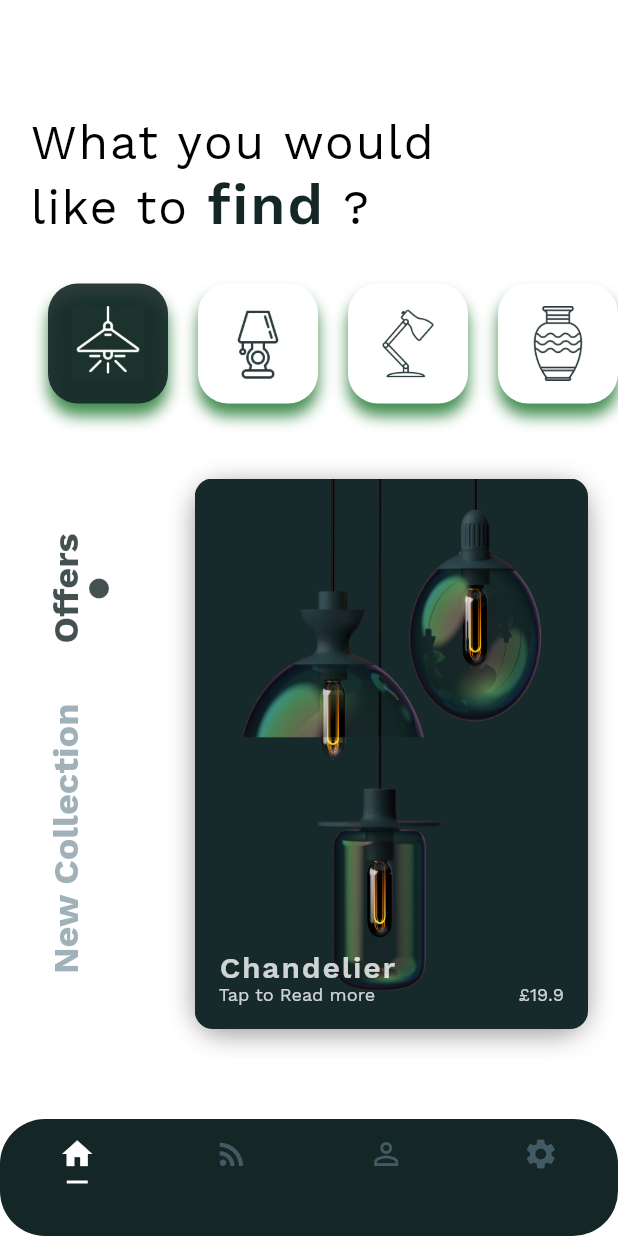
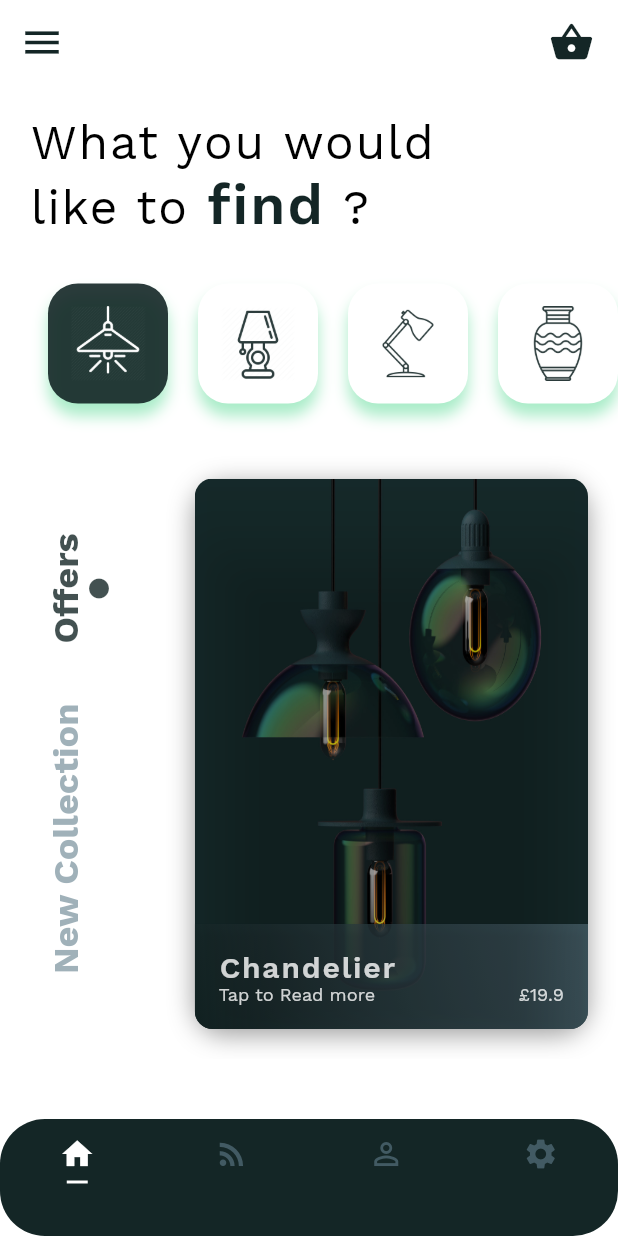
Before and after one commit to firovski/flutter_lamps_ui_demo, a Flutter app: the screen it shows after launch, on a phone screen of 412 x 824 dp. Run offline on Flutter 3.47's test engine with Material 2 defaults, Android fonts, the phone set to English and light mode, and no system bars.

Commit message:
- Added details screen - Added SliverList - Managed the sticky title in the SliverList
Signed-off-by: Firas Trabelsi <trabelsii.firas@gmail.com>

```diff
--- a/lib/models/menu_items.dart
+++ b/lib/models/menu_items.dart
@@ -2,16 +2,49 @@ class Lamp {
   final String name;
   final String price;
   final String imagePath;
+  final String description;
 
-  Lamp(this.name, this.price, this.imagePath);
+  Lamp(this.name, this.price, this.imagePath, this.description);
 }
+List Lamps = [
+  Lamp("Chandelier", "£19.9", "assets/images/lamp.jpg", desc),
+  Lamp("Lamp", "£19.9", "assets/images/lamp_1.jpg", desc),
+  Lamp("Mason Jar Light", "£19.9", "assets/images/lamp_2.jpg", desc),
+  Lamp("Sculptural Glass", "£19.9", "assets/images/lamp_3.jpg", desc),
+  Lamp("Lamp glass", "£19.9", "assets/images/lamp_4.jpg", desc),
+  Lamp("Nothing light", "£19.9", "assets/images/lamp_5.jpg", desc),
+  Lamp("The sun", "£19.9", "assets/images/lamp_6.jpg", desc),
+];
 
-List Lamps = [
-  Lamp("Chandelier", "£19.9", "assets/images/lamp.jpg"),
-  Lamp("Lamp", "£19.9", "assets/images/lamp_1.jpg"),
-  Lamp("Mason Jar Light", "£19.9", "assets/images/lamp_2.jpg"),
-  Lamp("Sculptural Glass", "£19.9", "assets/images/lamp_3.jpg"),
-  Lamp("Lamp glass", "£19.9", "assets/images/lamp_4.jpg"),
-  Lamp("Nothing light", "£19.9", "assets/images/lamp_5.jpg"),
-  Lamp("The sun", "£19.9", "assets/images/lamp_6.jpg"),
+List LampsDesck = [
+  Lamp("Lamp", "£19.9", "assets/images/desck_1.jpg", desc),
+  Lamp("Mason Jar Light", "£19.9", "assets/images/desck_2.jpg", desc),
+  Lamp("Sculptural Glass", "£19.9", "assets/images/desck_3.jpg", desc),
+  Lamp("Lamp glass", "£19.9", "assets/images/desck_4.jpg", desc),
+  Lamp("Nothing light", "£19.9", "assets/images/desck_5.jpg", desc),
 ];
+
+final desc = "Sure to enhance the architectural attributes of your home or office, this lamp from the latest collection of R@DIANT is a great choice." +
+    "\n" +
+    "Made from a premium quality material, this lamp can be used purely as a charming decorative piece." +
+    "\n" +
+    "This amazingly beautiful lighting option has been created with quality and utility." +
+    "\n" +
+    "In addition, its lovely structure will surely attract a lot of onlookers." +
+    "\n" +
+    "Further, this pretty lamp will enrich the look of any space giving it a visually delightful approach." +
+    "\n" +
+    "Product adds luxurious touch to your home decor with this classy Light Lamp." +
+    "\n" +
+    "Made from a premium quality material, this lamp can be used purely as a charming decorative piece." +
+    "\n" +
+    "This amazingly beautiful lighting option has been created with quality and utility." +
+    "\n" +
+    "In addition, its lovely structure will surely attract a lot of onlookers." +
+    "\n" +
+    "Further, this pretty lamp will enrich the look of any space giving it a visually delightful approach." +
+    "\n" +
+    "Product adds luxurious touch to your home decor with this classy Light Lamp." +
+    "\n" +
+
+    "All parts have a long lasting finish and durability.";
--- a/lib/pages/home_listing_screen.dart
+++ b/lib/pages/home_listing_screen.dart
@@ -1,3 +1,5 @@
+import 'dart:math';
+
 import 'package:flutter/material.dart';
 import 'package:flutter_lamps_ui_demo/models/menu_items.dart';
 import 'package:flutter_lamps_ui_demo/styleguide.dart';
@@ -12,6 +14,8 @@ class _HomeScreenState extends State<HomeScreen> {
   PageController _pageController;
   int currentPage = 0;
   int currentMenu = 0;
+  List lampsContent = Lamps;
+  List lampsContentTemp = Lamps;
   bool modeState = true;
   final List<String> catalogPath = [
     "assets/images/lamp2.png",
@@ -38,6 +42,7 @@ class _HomeScreenState extends State<HomeScreen> {
         leading: Icon(
           Icons.menu,
           size: 30,
+          color: Color(0xff142626),
         ),
         actions: <Widget>[
           Padding(
@@ -45,6 +50,8 @@ class _HomeScreenState extends State<HomeScreen> {
             child: Icon(
               Icons.shopping_basket,
               size: 30,
+              color: Color(0xff142626),
+
             ),
           )
         ],
@@ -140,6 +147,8 @@ class _HomeScreenState extends State<HomeScreen> {
                             onTap: () {
                               setState(() {
                                 modeState = !modeState;
+                                lampsContent = lampsContentTemp;
+                                currentPage = 0;
                               });
                             },
                             child: RotatedBox(
@@ -179,6 +188,11 @@ class _HomeScreenState extends State<HomeScreen> {
                             onTap: () {
                               setState(() {
                                 modeState = !modeState;
+                                //sublist
+                                lampsContent = new List.from(
+                                    lampsContentTemp.where((i) =>
+                                        Random.secure().nextBool()));
+                                currentPage = 0;
                               });
                             },
                             child: RotatedBox(
@@ -221,8 +235,8 @@ class _HomeScreenState extends State<HomeScreen> {
                       controller: _pageController,
                       children: <Widget>[
                         for (var i = 0; // ignore: sdk_version_ui_as_code,
-                        i < Lamps.length;
-                            i++)
+                        i < lampsContent.length;
+                        i++)
                           Padding(
                             padding: const EdgeInsets.all(20.0),
                             child: Container(
@@ -241,6 +255,7 @@ class _HomeScreenState extends State<HomeScreen> {
                               child: ItemWidget(
                                 pageController: _pageController,
                                 currentPage: i,
+                                lamps: lampsContent,
                               ),
                             ),
                           ),
@@ -261,10 +276,29 @@ class _HomeScreenState extends State<HomeScreen> {
 
   Widget roundedContainer(String url, Color bgColor, Color iconColor,
       int index) {
+    List temp;
     return GestureDetector(
       onTap: () {
+        switch (index) {
+          case 0:
+            temp = Lamps;
+            break;
+          case 1:
+            temp = LampsDesck;
+            break;
+          case 2:
+            temp = Lamps;
+            break;
+          case 3:
+            temp = Lamps;
+            break;
+        }
         setState(() {
           currentMenu = index;
+          lampsContent = temp;
+          lampsContentTemp = temp;
+          currentPage = 0;
+          modeState = true;
         });
       },
       child: Padding(
@@ -277,7 +311,8 @@ class _HomeScreenState extends State<HomeScreen> {
             decoration: BoxDecoration(
               boxShadow: [
                 BoxShadow(
-                  color: Color(0xff147226).withOpacity(0.8),
+                  color: Color(0xff28CF75).withOpacity(0.4),
+                  //color: Colors.lightGreenAccent.withOpacity(0.4),
                   offset: Offset(0, 8.0),
                   blurRadius: 8.0,
                 )
--- a/lib/styleguide.dart
+++ b/lib/styleguide.dart
@@ -24,6 +24,13 @@ class AppTheme {
     color: Colors.white.withOpacity(0.8),
     letterSpacing: 1.2,
   );
+  static final TextStyle headingdesc = TextStyle(
+    fontFamily: 'WorkSans',
+    fontWeight: FontWeight.w600,
+    fontSize: 16,
+    color: Colors.white.withOpacity(0.8),
+    letterSpacing: 1.2,
+  );
 
   static final TextStyle subHeading = TextStyle(
     inherit: true,
@@ -46,5 +53,15 @@ class AppTheme {
     fontSize: 24,
     color: Colors.blueGrey.withOpacity(0.6),
   );
+
+  static final TextStyle buttonTextAddToBasket = TextStyle(
+    inherit: true,
+    fontFamily: 'WorkSans',
+    fontWeight: FontWeight.w600,
+    fontSize: 22,
+    color: Color(0xff142626),
+  );
+
+
   static final primaryColor = const Color(0xff142626);
 }
--- a/lib/widgets/items_widget.dart
+++ b/lib/widgets/items_widget.dart
@@ -1,15 +1,17 @@
 import 'dart:ui';
 
 import 'package:flutter/material.dart';
-import 'package:flutter_lamps_ui_demo/models/menu_items.dart';
+import 'package:flutter_lamps_ui_demo/pages/item_details_screen.dart';
 import 'package:flutter_lamps_ui_demo/styleguide.dart';
 
 class ItemWidget extends StatelessWidget {
   final PageController pageController;
   final int currentPage;
+  final List lamps;
 
 
-  const ItemWidget({Key key, this.pageController, this.currentPage,})
+  const ItemWidget(
+      {Key key, this.pageController, this.currentPage, this.lamps,})
       : super(key: key);
 
   @override
@@ -19,12 +21,12 @@ class ItemWidget extends StatelessWidget {
 
     return InkWell(
       onTap: () {
-        /*Navigator.push(
+        Navigator.push(
             context,
             PageRouteBuilder(
                 transitionDuration: const Duration(milliseconds: 350),
                 pageBuilder: (context, _, __) =>
-                    CharacterDetailsScreen(character: character)));*/
+                    ItemDetailsScreen(item: lamps[currentPage],)));
       },
       child: AnimatedBuilder(
         animation: pageController,
@@ -53,11 +55,35 @@ class ItemWidget extends StatelessWidget {
                 ),*/
 
                   Image(
-                    image: AssetImage(Lamps[currentPage].imagePath
+                    image: AssetImage(lamps[currentPage].imagePath
                     ),
                     fit: BoxFit.fill,
                   ),
-                  Stack(
+                  Align(
+                    alignment: Alignment.bottomCenter,
+                    child: Material(
+                      elevation: 2,
+                      color: Colors.transparent,
+                      child: Container(
+                        height: 70,
+                        //color: Color(0xff142626).withOpacity(0.6),
+                        decoration: BoxDecoration(
+                          gradient: LinearGradient(
+                            colors: [
+                              Colors.blueGrey.withOpacity(0.6),
+                              Color(0xff142626).withOpacity(0.8)
+                            ],
+                            begin: Alignment.topRight,
+                            end: Alignment.bottomLeft,
+                          ),
+                        ),
+                      ),
+                    ),
+                  ),
+                  Material(
+                    color: Colors.transparent,
+                    elevation: 20,
+                    child: Stack(
                       children: <Widget>[
                         Padding(
                           padding: const EdgeInsets.all(16.0),
@@ -67,7 +93,7 @@ class ItemWidget extends StatelessWidget {
                             children: <Widget>[
                               Container(
                                 child: Text(
-                                Lamps[currentPage].name,
+                                  lamps[currentPage].name,
                                   style: AppTheme.heading,
                                 ),
                               ),
@@ -87,19 +113,21 @@ class ItemWidget extends StatelessWidget {
                                     children: <Widget>[
                                       Container(
                                         child: Text(
-                                        Lamps[currentPage].price,
+                                          lamps[currentPage].price,
                                           style: AppTheme.subHeading,
                                         ),
                                       ),
                                     ],
                                   ),
                                 ],
-                              mainAxisAlignment: MainAxisAlignment.spaceBetween,
+                                mainAxisAlignment: MainAxisAlignment
+                                    .spaceBetween,
                               ),
                             ],
                           ),
                         )
                       ],
+                    ),
                   ),
                 ],
               ),
```
Also changed, not shown: lib/pages/item_details_screen.dart (added, +132 -0 lines), assets/images/desck_1.jpg (added), assets/images/desck_2.jpg (added), assets/images/desck_3.jpg (added), assets/images/desck_4.jpg (added), assets/images/desck_5.jpg (added), 4 other files. Lines whose indentation alone changed are shown as unchanged.
